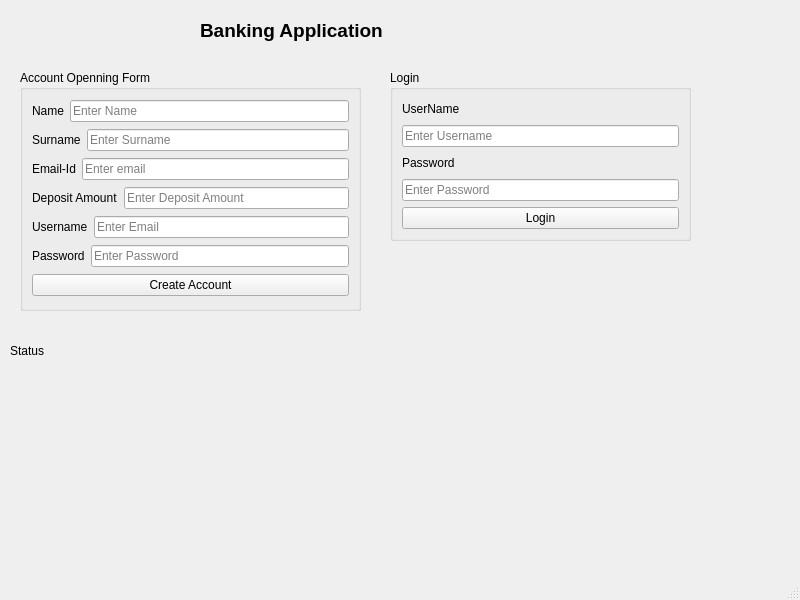
Above: BankAppUsingSqlite/login.ui from kunalgavhane12/QtAssignment before the change. Below: the same form after it.
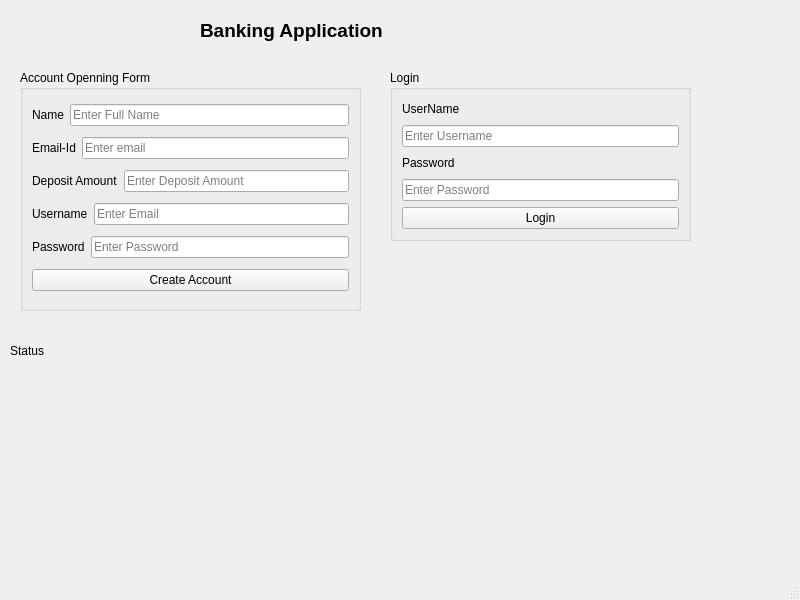
That is the form after the change.

What changed in the file:
```diff
--- a/BankAppUsingSqlite/login.ui
+++ b/BankAppUsingSqlite/login.ui
@@ -110,25 +110,7 @@
        <item>
         <widget class="QLineEdit" name="lineEdit_name">
          <property name="placeholderText">
-          <string>Enter Name</string>
-         </property>
-        </widget>
-       </item>
-      </layout>
-     </item>
-     <item>
-      <layout class="QHBoxLayout" name="horizontalLayout_3">
-       <item>
-        <widget class="QLabel" name="label_Surname">
-         <property name="text">
-          <string>Surname</string>
-         </property>
-        </widget>
-       </item>
-       <item>
-        <widget class="QLineEdit" name="lineEdit_Surname">
-         <property name="placeholderText">
-          <string>Enter Surname</string>
+          <string>Enter Full Name</string>
          </property>
         </widget>
        </item>
```
